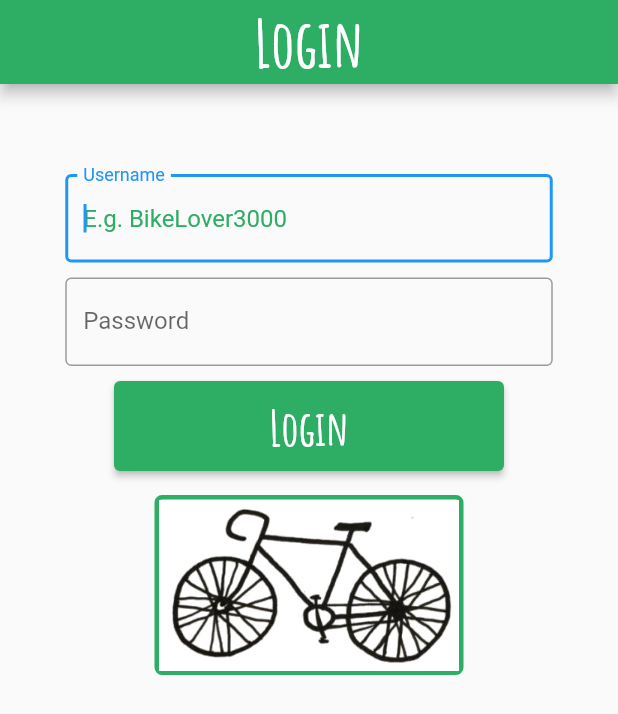
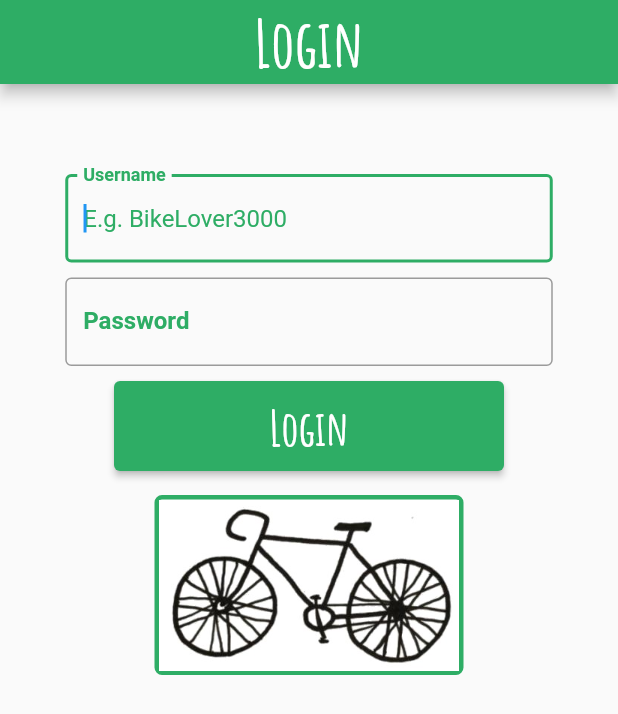
Before and after one commit to cedriceicher10/CS467_TheBikeKollective, a Flutter app: the screen it shows after launch, after a tap on "Login", on a phone screen of 412 x 824 dp. Shown: the top 714 px of the screen. Run offline on Flutter 3.47's test engine with Material 2 defaults, Android fonts, the phone set to English and light mode, and no system bars.

Commit message:
Stylistic changes to login form field. Added single scroll to inhibit boundary issues.

```diff
--- a/thebikekollective/lib/components/login_body.dart
+++ b/thebikekollective/lib/components/login_body.dart
@@ -12,8 +12,9 @@ class LoginBody extends StatelessWidget {
     final double buttonWidth = 260;
     final double buttonSpacing = 8;
 
-    return Center(
-        child: Column(children: [
+    return SingleChildScrollView(
+        child: Center(
+            child: Column(children: [
       SizedBox(height: imageHeadSpace),
       LoginForm(),
       SizedBox(height: buttonSpacing * 2),
@@ -41,6 +42,6 @@ class LoginBody extends StatelessWidget {
                   ));
                 },
               )))
-    ]));
+    ])));
   }
 }
--- a/thebikekollective/lib/components/login_form.dart
+++ b/thebikekollective/lib/components/login_form.dart
@@ -26,8 +26,7 @@ class _LoginFormState extends State<LoginForm> {
     final double buttonHeight = 60;
     final double buttonWidth = 260;
 
-    return SingleChildScrollView(
-        child: Form(
+    return Form(
         key: formKey,
         child: Column(children: [
           Container(width: 325, child: usernameEntry()),
@@ -35,7 +34,7 @@ class _LoginFormState extends State<LoginForm> {
           Container(width: 325, child: passwordEntry()),
           SizedBox(height: 10),
           loginButton(buttonWidth, buttonHeight),
-            ])));
+        ]));
   }
 
   Widget usernameEntry() {
@@ -44,11 +43,16 @@ class _LoginFormState extends State<LoginForm> {
         style: TextStyle(color: Color(s_jungleGreen)),
         decoration: InputDecoration(
             labelText: 'Username',
+            labelStyle: TextStyle(
+                color: Color(s_jungleGreen), fontWeight: FontWeight.bold),
             hintText: 'E.g. BikeLover3000',
             hintStyle: TextStyle(color: Color(s_jungleGreen)),
             errorStyle: TextStyle(
                 color: Color(s_jungleGreen), fontWeight: FontWeight.bold),
-            border: OutlineInputBorder()),
+            border: OutlineInputBorder(),
+            focusedBorder: OutlineInputBorder(
+                borderSide:
+                    const BorderSide(color: Color(s_jungleGreen), width: 2.0))),
         onSaved: (value) {
           LoginFields().username = value;
         },
@@ -64,14 +68,19 @@ class _LoginFormState extends State<LoginForm> {
   Widget passwordEntry() {
     return TextFormField(
         autofocus: true,
+        obscureText: true,
         style: TextStyle(color: Color(s_jungleGreen)),
         decoration: InputDecoration(
             labelText: 'Password',
-            hintText: '********',
+            labelStyle: TextStyle(
+                color: Color(s_jungleGreen), fontWeight: FontWeight.bold),
             hintStyle: TextStyle(color: Color(s_jungleGreen)),
             errorStyle: TextStyle(
                 color: Color(s_jungleGreen), fontWeight: FontWeight.bold),
-            border: OutlineInputBorder()),
+            border: OutlineInputBorder(),
+            focusedBorder: OutlineInputBorder(
+                borderSide:
+                    const BorderSide(color: Color(s_jungleGreen), width: 2.0))),
         onSaved: (value) {
           LoginFields().password = value;
         },
@@ -90,14 +99,16 @@ class _LoginFormState extends State<LoginForm> {
           if (formKey.currentState!.validate()) {
             formKey.currentState?.save();
 
-            // TO DO: Save to database
+            // TO DO: Check database for username/login combo
 
-            Navigator.push(
-              context,
-              MaterialPageRoute(
-                  builder: (context) =>
-                      SplashScreen()), // TO DO: Go to main UI screen
-            );
+            // TO DO: Navigate based on database agree/disagree
+
+            // Navigator.push(
+            //   context,
+            //   MaterialPageRoute(
+            //       builder: (context) =>
+            //           SplashScreen()), // TO DO: Go to main UI screen
+            // );
           }
         },
         style: ElevatedButton.styleFrom(
```
Lines whose indentation alone changed are shown as unchanged.
